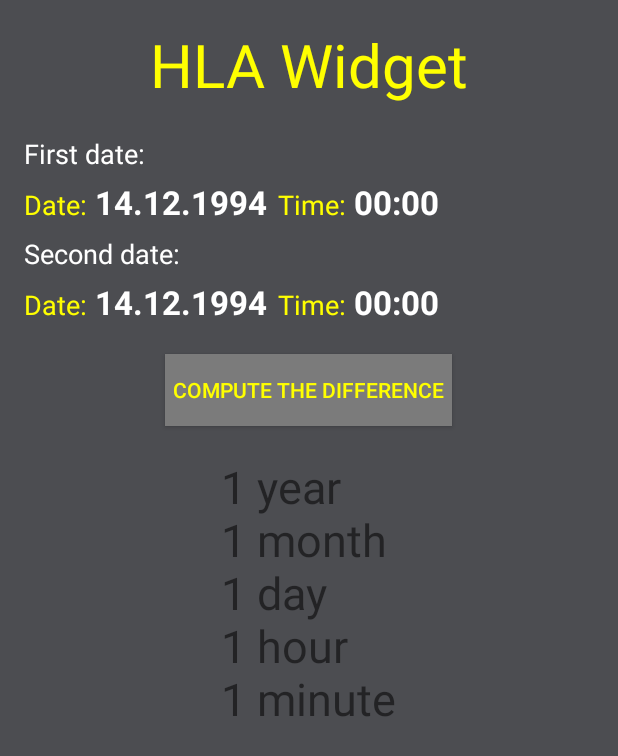
After one commit to aminought/HowLongAgoWidget, an Android app: the layout activity_hla.xml on its own in the app's theme, with its tools: preview values and no code run, on a phone screen of 412 x 824 dp. The commit adds this screen. Shown: the top 756 px of the screen. Run offline under Robolectric (Android 15) with nearby library versions, the phone set to English and light mode, and no system bars.

Commit message:
Added icon in app menu and activity for computing the difference between two dates

```diff
--- a/app/src/main/java/com/aminought/hlawidget/HLAWidgetConfigureActivity.java
+++ b/app/src/main/java/com/aminought/hlawidget/HLAWidgetConfigureActivity.java
@@ -134,6 +134,7 @@ public class HLAWidgetConfigureActivity extends FragmentActivity implements View
         dateArgs.putInt("year", DateTimeCurrentState.year);
         dateArgs.putInt("month", DateTimeCurrentState.month);
         dateArgs.putInt("day", DateTimeCurrentState.day);
+        dateArgs.putInt("view_id", R.id.showDatePickerButton);
         newDateFragment.setArguments(dateArgs);
         newDateFragment.show(getSupportFragmentManager(), "datePicker");
     }
@@ -142,6 +143,7 @@ public class HLAWidgetConfigureActivity extends FragmentActivity implements View
         Bundle timeArgs = new Bundle();
         timeArgs.putInt("hour", DateTimeCurrentState.hour);
         timeArgs.putInt("minute", DateTimeCurrentState.minute);
+        timeArgs.putInt("view_id", R.id.showTimePickerButton);
         newTimeFragment.setArguments(timeArgs);
         newTimeFragment.show(getSupportFragmentManager(), "timePicker");
     }
--- /dev/null
+++ b/app/src/main/res/layout/activity_hla.xml
@@ -0,0 +1,159 @@
+<LinearLayout xmlns:android="http://schemas.android.com/apk/res/android"
+    xmlns:tools="http://schemas.android.com/tools" android:layout_width="match_parent"
+    android:layout_height="match_parent" android:paddingLeft="@dimen/activity_horizontal_margin"
+    android:paddingRight="@dimen/activity_horizontal_margin"
+    android:paddingTop="@dimen/activity_vertical_margin"
+    android:paddingBottom="@dimen/activity_vertical_margin"
+    android:orientation="vertical"
+    tools:context="com.aminought.hlawidget.HLAActivity"
+    android:background="#4c4d51">
+
+    <ScrollView
+        android:layout_width="match_parent"
+        android:layout_height="wrap_content"
+        android:id="@+id/scrollView2" >>
+        <LinearLayout
+            android:orientation="vertical"
+            android:layout_width="fill_parent"
+            android:layout_height="fill_parent">
+
+            <TextView
+                android:layout_width="wrap_content"
+                android:layout_height="wrap_content"
+                android:textAppearance="?android:attr/textAppearanceLarge"
+                android:text="HLA Widget"
+                android:layout_gravity="center_horizontal"
+                android:layout_marginBottom="20dp"
+                android:textSize="40dp"
+                android:id="@+id/titleActivityTextView"
+                android:textColor="#ffff00" />
+
+            <TextView
+                android:layout_width="wrap_content"
+                android:layout_height="wrap_content"
+                android:textAppearance="?android:attr/textAppearanceMedium"
+                android:text="First date:"
+                android:textColor="#ffffff"
+                android:layout_marginBottom="5dp"
+                android:id="@+id/firstDateTextView" />
+
+            <LinearLayout
+                android:orientation="horizontal"
+                android:layout_marginBottom="7dp"
+                android:layout_width="wrap_content"
+                android:layout_height="wrap_content">
+
+                <TextView
+                    android:layout_width="wrap_content"
+                    android:layout_height="wrap_content"
+                    android:textAppearance="?android:attr/textAppearanceMedium"
+                    android:text="Date:"
+                    android:layout_marginRight="5dp"
+                    android:textColor="#ffff00"
+                    android:id="@+id/date1ActivityTextView" />
+
+                <TextView
+                    android:layout_width="wrap_content"
+                    android:layout_height="wrap_content"
+                    android:textAppearance="?android:attr/textAppearanceLarge"
+                    android:text="14.12.1994"
+                    android:layout_marginRight="7dp"
+                    android:textStyle="bold"
+                    android:textColor="#ffffff"
+                    android:id="@+id/showDatePicker1ActivityButton" />
+
+                <TextView
+                    android:layout_width="wrap_content"
+                    android:layout_height="wrap_content"
+                    android:textAppearance="?android:attr/textAppearanceMedium"
+                    android:id="@+id/time1ActivityTextView"
+                    android:text="Time:"
+                    android:textColor="#ffff00"
+                    android:layout_marginRight="5dp" />
+
+                <TextView
+                    android:layout_width="wrap_content"
+                    android:layout_height="wrap_content"
+                    android:textAppearance="?android:attr/textAppearanceLarge"
+                    android:text="00:00"
+                    android:textStyle="bold"
+                    android:textColor="#ffffff"
+                    android:id="@+id/showTimePicker1ActivityButton" />
+            </LinearLayout>
+
+            <TextView
+                android:layout_width="wrap_content"
+                android:layout_height="wrap_content"
+                android:textAppearance="?android:attr/textAppearanceMedium"
+                android:text="Second date:"
+                android:textColor="#ffffff"
+                android:layout_marginBottom="5dp"
+                android:id="@+id/secondDateTextView" />
+
+            <LinearLayout
+                android:orientation="horizontal"
+                android:layout_width="wrap_content"
+                android:layout_height="wrap_content" >
+
+                <TextView
+                    android:layout_width="wrap_content"
+                    android:layout_height="wrap_content"
+                    android:textAppearance="?android:attr/textAppearanceMedium"
+                    android:text="Date:"
+                    android:layout_marginRight="5dp"
+                    android:textColor="#ffff00"
+                    android:id="@+id/date2ActivityTextView" />
+
+                <TextView
+                    android:layout_width="wrap_content"
+                    android:layout_height="wrap_content"
+                    android:textAppearance="?android:attr/textAppearanceLarge"
+                    android:text="14.12.1994"
+                    android:textStyle="bold"
+                    android:layout_marginRight="7dp"
+                    android:textColor="#ffffff"
+                    android:id="@+id/showDatePicker2ActivityButton" />
+
+                <TextView
+                    android:layout_width="wrap_content"
+                    android:layout_height="wrap_content"
+                    android:textAppearance="?android:attr/textAppearanceMedium"
+                    android:id="@+id/time2ActivityTextView"
+                    android:layout_marginRight="5dp"
+                    android:textColor="#ffff00"
+                    android:text="Time:" />
+
+                <TextView
+                    android:layout_width="wrap_content"
+                    android:layout_height="wrap_content"
+                    android:textAppearance="?android:attr/textAppearanceLarge"
+                    android:text="00:00"
+                    android:textStyle="bold"
+                    android:layout_marginRight="7dp"
+                    android:textColor="#ffffff"
+                    android:id="@+id/showTimePicker2ActivityButton" />
+            </LinearLayout>
+
+            <Button
+                android:layout_width="wrap_content"
+                android:layout_height="wrap_content"
+                android:text="Compute the difference"
+                android:layout_gravity="center_horizontal"
+                android:background="#7b7b7b"
+                android:textColor="#ffff00"
+                android:padding="5dp"
+                android:layout_marginTop="20dp"
+                android:layout_marginBottom="20dp"
+                android:id="@+id/computeDiffButton" />
+
+            <TextView
+                android:layout_width="wrap_content"
+                android:layout_height="wrap_content"
+                android:text="1 year\n1 month\n1 day\n1 hour\n1 minute"
+                android:textSize="30dp"
+                android:layout_gravity="center"
+                android:id="@+id/differenceTextView" />
+        </LinearLayout>
+    </ScrollView>
+
+</LinearLayout>
--- /dev/null
+++ b/app/src/main/res/values-w820dp/dimens.xml
@@ -0,0 +1,6 @@
+<resources>
+    <!-- Example customization of dimensions originally defined in res/values/dimens.xml
+         (such as screen margins) for screens with more than 820dp of available width. This
+         would include 7" and 10" devices in landscape (~960dp and ~1280dp respectively). -->
+    <dimen name="activity_horizontal_margin">64dp</dimen>
+</resources>
--- a/app/src/main/res/values/dimens.xml
+++ b/app/src/main/res/values/dimens.xml
@@ -6,5 +6,8 @@ Refer to App Widget Documentation for margin information
 http://developer.android.com/guide/topics/appwidgets/index.html#CreatingLayout
     -->
     <dimen name="widget_margin">8dp</dimen>
+    <!-- Default screen margins, per the Android Design guidelines. -->
+    <dimen name="activity_horizontal_margin">16dp</dimen>
+    <dimen name="activity_vertical_margin">16dp</dimen>
 
 </resources>
--- a/app/src/main/res/values/strings.xml
+++ b/app/src/main/res/values/strings.xml
@@ -11,4 +11,8 @@
     <string name="save">Save</string>
     <string name="choose_image">Choose image</string>
     <string name="resetImage">Reset image</string>
+    <string name="title_activity_hla">HLAActivity</string>
+
+    <string name="hello_world">Hello world!</string>
+    <string name="action_settings">Settings</string>
 </resources>
```
Also changed, not shown: app/src/main/AndroidManifest.xml (+18 -5 lines), app/src/main/java/com/aminought/datetime/DatePickerFragment.java (+6 -2 lines), app/src/main/java/com/aminought/datetime/DateTime.java (+37 -0 lines), app/src/main/java/com/aminought/datetime/TimePickerFragment.java (+5 -2 lines), app/src/main/java/com/aminought/hlawidget/HLAActivity.java (added, +151 -0 lines), app/src/main/java/com/aminought/hlawidget/HLAWidget.java (+2 -15 lines), app/src/main/res/menu/menu_hla.xml (added, +7 -0 lines), app/src/main/assets/BuxtonSketch.ttf (added).
